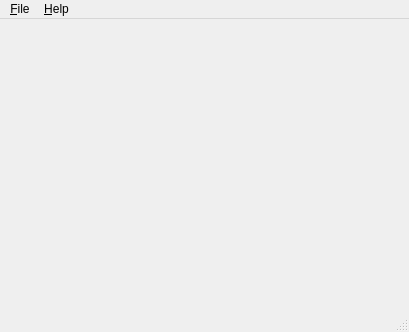
First picture: the form in src/easydoc/mainwindow.ui, repository cfrankb/lgck-src, before the edit.
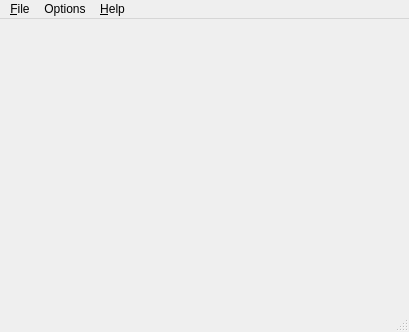
Second picture: the form after the edit. Icons and pictures are not drawn.

```diff
--- a/src/easydoc/mainwindow.ui
+++ b/src/easydoc/mainwindow.ui
@@ -24,7 +24,7 @@
      <x>0</x>
      <y>0</y>
      <width>409</width>
-     <height>22</height>
+     <height>25</height>
     </rect>
    </property>
    <widget class="QMenu" name="menu_Help">
@@ -61,7 +61,14 @@
     <addaction name="separator"/>
     <addaction name="action_quit"/>
    </widget>
+   <widget class="QMenu" name="menuOptions">
+    <property name="title">
+     <string>Options</string>
+    </property>
+    <addaction name="actionSave_HTML"/>
+   </widget>
    <addaction name="menu_File"/>
+   <addaction name="menuOptions"/>
    <addaction name="menu_Help"/>
   </widget>
   <widget class="QStatusBar" name="statusBar"/>
```
Left out of the diff: 30 changed lines with no effect on the pictures.
